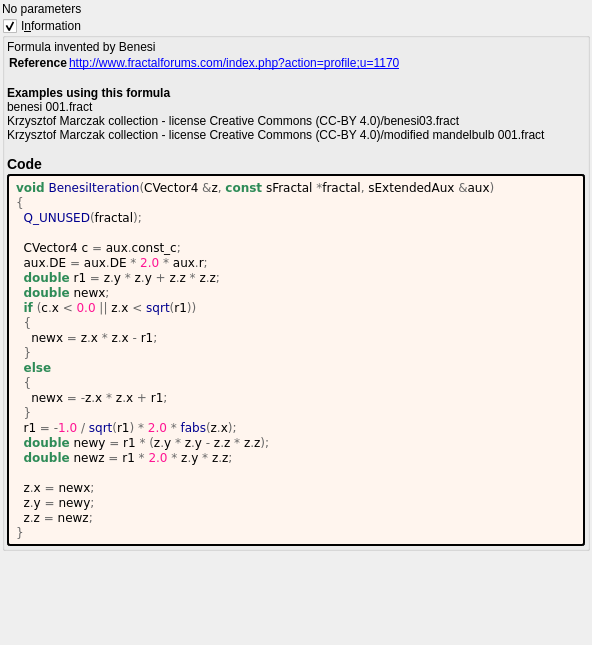
Old version of the form mandelbulber2/formula/ui/benesi.ui in the repository buddhi1980/mandelbulber2.
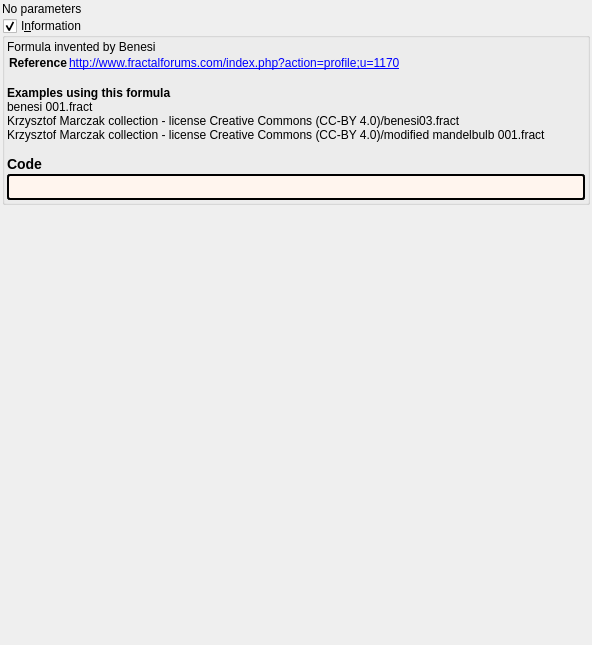
New version of the form. Custom widgets are drawn as their Qt base class.

```diff
--- a/mandelbulber2/formula/ui/benesi.ui
+++ b/mandelbulber2/formula/ui/benesi.ui
@@ -89,33 +89,7 @@
          <string notr="true">border-style: outset; border-width: 2px; border-radius: 3px; border-color: black; background-color: #fff5ee; padding: 4px;</string>
         </property>
         <property name="text">
-         <string notr="true">&lt;body style=&quot;background-color:#fff5ee&quot;&gt;
-&lt;pre style=&quot;color:#000000; background-color:#fff5ee;  font-family:'Courier New',monospace;&quot;&gt;&lt;span style=&quot;color:#2e8b57; font-weight:bold&quot;&gt;void&lt;/span&gt; &lt;span style=&quot;color:#00008f&quot;&gt;BenesiIteration&lt;/span&gt;&lt;span style=&quot;color:#676767&quot;&gt;(&lt;/span&gt;CVector4 &lt;span style=&quot;color:#676767&quot;&gt;&amp;amp;&lt;/span&gt;z&lt;span style=&quot;color:#676767&quot;&gt;,&lt;/span&gt; &lt;span style=&quot;color:#2e8b57; font-weight:bold&quot;&gt;const&lt;/span&gt; sFractal &lt;span style=&quot;color:#676767&quot;&gt;*&lt;/span&gt;fractal&lt;span style=&quot;color:#676767&quot;&gt;,&lt;/span&gt; sExtendedAux &lt;span style=&quot;color:#676767&quot;&gt;&amp;amp;&lt;/span&gt;aux&lt;span style=&quot;color:#676767&quot;&gt;)&lt;/span&gt;
-&lt;span style=&quot;color:#676767&quot;&gt;{&lt;/span&gt;
-  &lt;span style=&quot;color:#00008f&quot;&gt;Q_UNUSED&lt;/span&gt;&lt;span style=&quot;color:#676767&quot;&gt;(&lt;/span&gt;fractal&lt;span style=&quot;color:#676767&quot;&gt;);&lt;/span&gt;
-
-  CVector4 c &lt;span style=&quot;color:#676767&quot;&gt;=&lt;/span&gt; aux&lt;span style=&quot;color:#676767&quot;&gt;.&lt;/span&gt;const_c&lt;span style=&quot;color:#676767&quot;&gt;;&lt;/span&gt;
-  aux&lt;span style=&quot;color:#676767&quot;&gt;.&lt;/span&gt;DE &lt;span style=&quot;color:#676767&quot;&gt;=&lt;/span&gt; aux&lt;span style=&quot;color:#676767&quot;&gt;.&lt;/span&gt;DE &lt;span style=&quot;color:#676767&quot;&gt;*&lt;/span&gt; &lt;span style=&quot;color:#ff1493&quot;&gt;2.0&lt;/span&gt; &lt;span style=&quot;color:#676767&quot;&gt;*&lt;/span&gt; aux&lt;span style=&quot;color:#676767&quot;&gt;.&lt;/span&gt;r&lt;span style=&quot;color:#676767&quot;&gt;;&lt;/span&gt;
-  &lt;span style=&quot;color:#2e8b57; font-weight:bold&quot;&gt;double&lt;/span&gt; r1 &lt;span style=&quot;color:#676767&quot;&gt;=&lt;/span&gt; z&lt;span style=&quot;color:#676767&quot;&gt;.&lt;/span&gt;y &lt;span style=&quot;color:#676767&quot;&gt;*&lt;/span&gt; z&lt;span style=&quot;color:#676767&quot;&gt;.&lt;/span&gt;y &lt;span style=&quot;color:#676767&quot;&gt;+&lt;/span&gt; z&lt;span style=&quot;color:#676767&quot;&gt;.&lt;/span&gt;z &lt;span style=&quot;color:#676767&quot;&gt;*&lt;/span&gt; z&lt;span style=&quot;color:#676767&quot;&gt;.&lt;/span&gt;z&lt;span style=&quot;color:#676767&quot;&gt;;&lt;/span&gt;
-  &lt;span style=&quot;color:#2e8b57; font-weight:bold&quot;&gt;double&lt;/span&gt; newx&lt;span style=&quot;color:#676767&quot;&gt;;&lt;/span&gt;
-  &lt;span style=&quot;color:#2e8b57; font-weight:bold&quot;&gt;if&lt;/span&gt; &lt;span style=&quot;color:#676767&quot;&gt;(&lt;/span&gt;c&lt;span style=&quot;color:#676767&quot;&gt;.&lt;/span&gt;x &lt;span style=&quot;color:#676767&quot;&gt;&amp;lt;&lt;/span&gt; &lt;span style=&quot;color:#ff1493&quot;&gt;0.0&lt;/span&gt; &lt;span style=&quot;color:#676767&quot;&gt;||&lt;/span&gt; z&lt;span style=&quot;color:#676767&quot;&gt;.&lt;/span&gt;x &lt;span style=&quot;color:#676767&quot;&gt;&amp;lt;&lt;/span&gt; &lt;span style=&quot;color:#00008f&quot;&gt;sqrt&lt;/span&gt;&lt;span style=&quot;color:#676767&quot;&gt;(&lt;/span&gt;r1&lt;span style=&quot;color:#676767&quot;&gt;))&lt;/span&gt;
-  &lt;span style=&quot;color:#676767&quot;&gt;{&lt;/span&gt;
-    newx &lt;span style=&quot;color:#676767&quot;&gt;=&lt;/span&gt; z&lt;span style=&quot;color:#676767&quot;&gt;.&lt;/span&gt;x &lt;span style=&quot;color:#676767&quot;&gt;*&lt;/span&gt; z&lt;span style=&quot;color:#676767&quot;&gt;.&lt;/span&gt;x &lt;span style=&quot;color:#676767&quot;&gt;-&lt;/span&gt; r1&lt;span style=&quot;color:#676767&quot;&gt;;&lt;/span&gt;
-  &lt;span style=&quot;color:#676767&quot;&gt;}&lt;/span&gt;
-  &lt;span style=&quot;color:#2e8b57; font-weight:bold&quot;&gt;else&lt;/span&gt;
-  &lt;span style=&quot;color:#676767&quot;&gt;{&lt;/span&gt;
-    newx &lt;span style=&quot;color:#676767&quot;&gt;= -&lt;/span&gt;z&lt;span style=&quot;color:#676767&quot;&gt;.&lt;/span&gt;x &lt;span style=&quot;color:#676767&quot;&gt;*&lt;/span&gt; z&lt;span style=&quot;color:#676767&quot;&gt;.&lt;/span&gt;x &lt;span style=&quot;color:#676767&quot;&gt;+&lt;/span&gt; r1&lt;span style=&quot;color:#676767&quot;&gt;;&lt;/span&gt;
-  &lt;span style=&quot;color:#676767&quot;&gt;}&lt;/span&gt;
-  r1 &lt;span style=&quot;color:#676767&quot;&gt;= -&lt;/span&gt;&lt;span style=&quot;color:#ff1493&quot;&gt;1.0&lt;/span&gt; &lt;span style=&quot;color:#676767&quot;&gt;/&lt;/span&gt; &lt;span style=&quot;color:#00008f&quot;&gt;sqrt&lt;/span&gt;&lt;span style=&quot;color:#676767&quot;&gt;(&lt;/span&gt;r1&lt;span style=&quot;color:#676767&quot;&gt;) *&lt;/span&gt; &lt;span style=&quot;color:#ff1493&quot;&gt;2.0&lt;/span&gt; &lt;span style=&quot;color:#676767&quot;&gt;*&lt;/span&gt; &lt;span style=&quot;color:#00008f&quot;&gt;fabs&lt;/span&gt;&lt;span style=&quot;color:#676767&quot;&gt;(&lt;/span&gt;z&lt;span style=&quot;color:#676767&quot;&gt;.&lt;/span&gt;x&lt;span style=&quot;color:#676767&quot;&gt;);&lt;/span&gt;
-  &lt;span style=&quot;color:#2e8b57; font-weight:bold&quot;&gt;double&lt;/span&gt; newy &lt;span style=&quot;color:#676767&quot;&gt;=&lt;/span&gt; r1 &lt;span style=&quot;color:#676767&quot;&gt;* (&lt;/span&gt;z&lt;span style=&quot;color:#676767&quot;&gt;.&lt;/span&gt;y &lt;span style=&quot;color:#676767&quot;&gt;*&lt;/span&gt; z&lt;span style=&quot;color:#676767&quot;&gt;.&lt;/span&gt;y &lt;span style=&quot;color:#676767&quot;&gt;-&lt;/span&gt; z&lt;span style=&quot;color:#676767&quot;&gt;.&lt;/span&gt;z &lt;span style=&quot;color:#676767&quot;&gt;*&lt;/span&gt; z&lt;span style=&quot;color:#676767&quot;&gt;.&lt;/span&gt;z&lt;span style=&quot;color:#676767&quot;&gt;);&lt;/span&gt;
-  &lt;span style=&quot;color:#2e8b57; font-weight:bold&quot;&gt;double&lt;/span&gt; newz &lt;span style=&quot;color:#676767&quot;&gt;=&lt;/span&gt; r1 &lt;span style=&quot;color:#676767&quot;&gt;*&lt;/span&gt; &lt;span style=&quot;color:#ff1493&quot;&gt;2.0&lt;/span&gt; &lt;span style=&quot;color:#676767&quot;&gt;*&lt;/span&gt; z&lt;span style=&quot;color:#676767&quot;&gt;.&lt;/span&gt;y &lt;span style=&quot;color:#676767&quot;&gt;*&lt;/span&gt; z&lt;span style=&quot;color:#676767&quot;&gt;.&lt;/span&gt;z&lt;span style=&quot;color:#676767&quot;&gt;;&lt;/span&gt;
-
-  z&lt;span style=&quot;color:#676767&quot;&gt;.&lt;/span&gt;x &lt;span style=&quot;color:#676767&quot;&gt;=&lt;/span&gt; newx&lt;span style=&quot;color:#676767&quot;&gt;;&lt;/span&gt;
-  z&lt;span style=&quot;color:#676767&quot;&gt;.&lt;/span&gt;y &lt;span style=&quot;color:#676767&quot;&gt;=&lt;/span&gt; newy&lt;span style=&quot;color:#676767&quot;&gt;;&lt;/span&gt;
-  z&lt;span style=&quot;color:#676767&quot;&gt;.&lt;/span&gt;z &lt;span style=&quot;color:#676767&quot;&gt;=&lt;/span&gt; newz&lt;span style=&quot;color:#676767&quot;&gt;;&lt;/span&gt;
-&lt;span style=&quot;color:#676767&quot;&gt;}&lt;/span&gt;
-&lt;/pre&gt;
-&lt;/body&gt;</string>
+         <string notr="true"></string>
         </property>
         <property name="wordWrap">
          <bool>true</bool>
```
